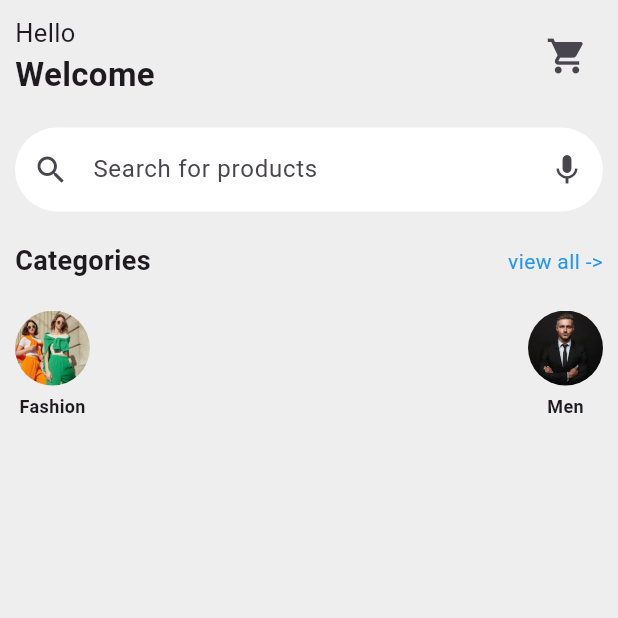
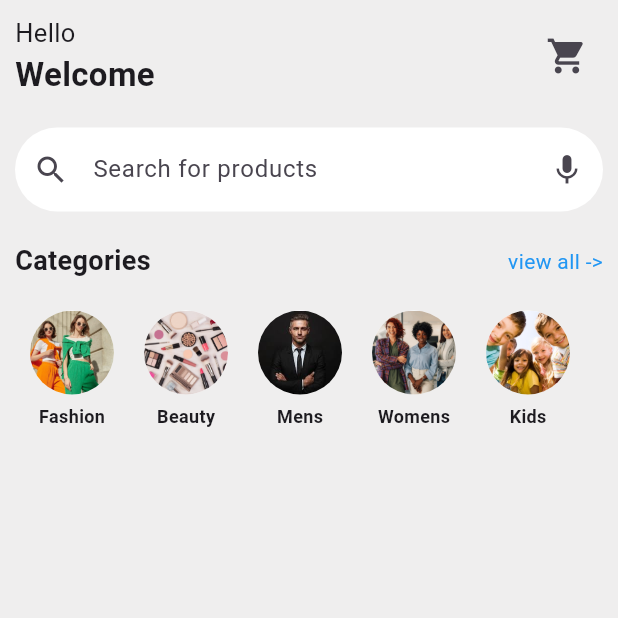
Before and after one commit to Nadia-Islam-Rupa/Full-Stack-E-Commerce-App, a Flutter app: the screen it shows after launch, on a phone screen of 412 x 824 dp, the top half of it. Run offline on Flutter 3.47's test engine with Material 3 defaults, Android fonts, the phone set to English and light mode, and no system bars.

Commit message:
feat: update category data and refactor CategoryItem for dynamic display

```diff
--- a/lib/data/category/category_data.dart
+++ b/lib/data/category/category_data.dart
@@ -2,8 +2,8 @@ import 'package:ai_powered_e_commerce_app/data/category/category_model.dart';
 
 final List<Category> categories = [
   Category(name: "Fashion", image: "assets/fashion.jpg"),
-  Category(name: "Electronics", image: "assets/electronics.jpg"),
-  Category(name: "Shoes", image: "assets/shoes.jpg"),
-  Category(name: "Groceries", image: "assets/grocery.jpg"),
-  Category(name: "Beauty", image: "assets/beauty.jpg"),
+  Category(name: "Beauty", image: "assets/beauty.webp"),
+  Category(name: "Mens", image: "assets/men.jpeg"),
+  Category(name: "Womens", image: "assets/women.png"),
+  Category(name: "Kids", image: "assets/kids.webp"),
 ];
--- a/lib/pages/home/category.dart
+++ b/lib/pages/home/category.dart
@@ -1,42 +1,24 @@
+import 'package:ai_powered_e_commerce_app/data/category/category_model.dart';
 import 'package:flutter/material.dart';
 
-class CategoryName extends StatelessWidget {
-  const CategoryName({super.key});
+class CategoryItem extends StatelessWidget {
+  final Category category;
+
+  const CategoryItem({super.key, required this.category});
 
   @override
   Widget build(BuildContext context) {
-    return Row(
-      mainAxisAlignment: MainAxisAlignment.spaceBetween,
+    return Column(
       children: [
-        Column(
-          children: [
-            CircleAvatar(
-              radius: 25,
-              backgroundColor: Colors.white,
-              backgroundImage: AssetImage("assets/fashion.jpg"),
-            ),
-
-            SizedBox(height: 5),
-            Text(
-              "Fashion",
-              style: TextStyle(fontSize: 12, fontWeight: FontWeight.w600),
-            ),
-          ],
+        CircleAvatar(
+          radius: 28,
+          backgroundColor: Colors.white,
+          backgroundImage: AssetImage(category.image),
         ),
-        Column(
-          children: [
-            CircleAvatar(
-              radius: 25,
-              backgroundColor: Colors.white,
-              backgroundImage: AssetImage("assets/men.jpeg"),
-            ),
-
-            SizedBox(height: 5),
-            Text(
-              "Men",
-              style: TextStyle(fontSize: 12, fontWeight: FontWeight.w600),
-            ),
-          ],
+        const SizedBox(height: 6),
+        Text(
+          category.name,
+          style: const TextStyle(fontSize: 12, fontWeight: FontWeight.w600),
         ),
       ],
     );
--- a/lib/pages/home/home_page.dart
+++ b/lib/pages/home/home_page.dart
@@ -1,3 +1,4 @@
+import 'package:ai_powered_e_commerce_app/data/category/category_data.dart';
 import 'package:ai_powered_e_commerce_app/pages/home/category.dart';
 import 'package:flutter/material.dart';
 
@@ -64,7 +65,19 @@ class HomePage extends StatelessWidget {
               ],
             ),
             SizedBox(height: 20),
-            CategoryName(),
+            SizedBox(
+              height: 90,
+              child: ListView.builder(
+                scrollDirection: Axis.horizontal,
+                itemCount: categories.length,
+                itemBuilder: (context, index) {
+                  return Padding(
+                    padding: const EdgeInsets.symmetric(horizontal: 10),
+                    child: CategoryItem(category: categories[index]),
+                  );
+                },
+              ),
+            ),
           ],
         ),
       ),
```
